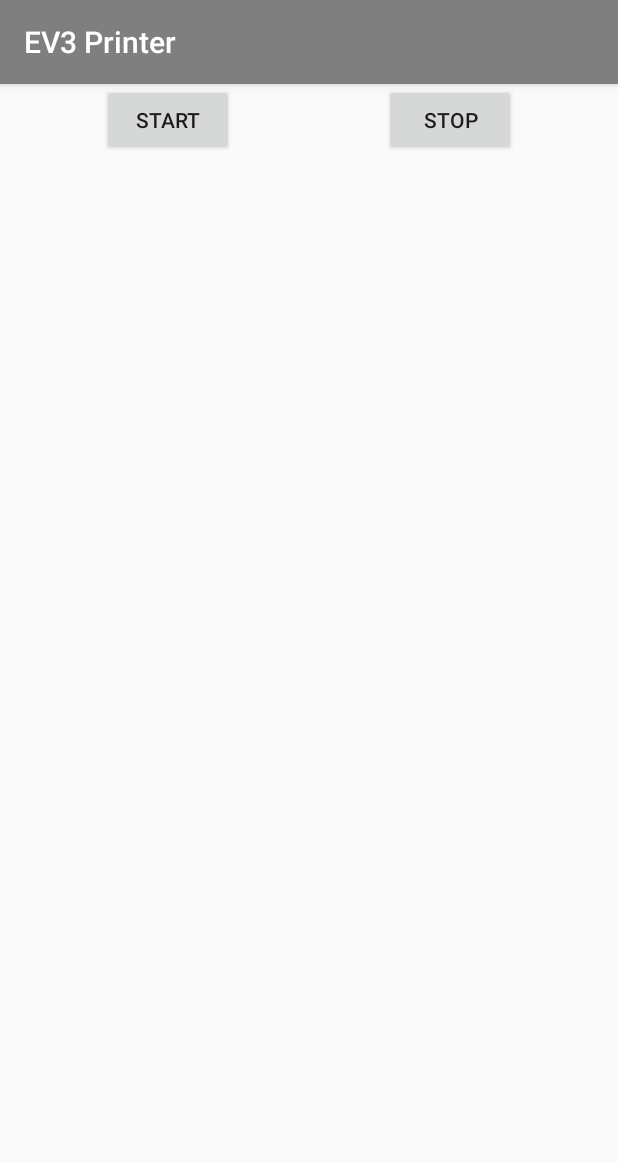
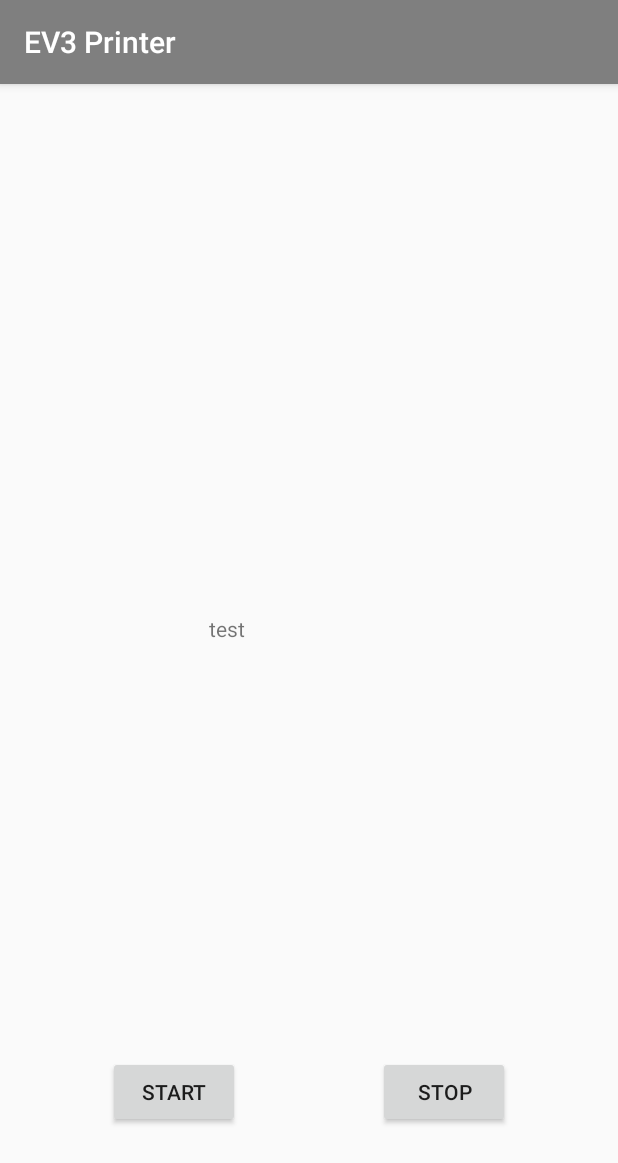
Before and after one commit to ale-mazz/LEGO-Print3r, an Android app: the screen it shows after launch (MainActivity), on a phone screen of 412 x 824 dp. Shown: the top 1163 px of the screen. Run offline under Robolectric (Android 15) with nearby library versions, the phone set to English and light mode, and no system bars.

Commit message:
button+text test

```diff
--- a/app/src/main/res/layout/activity_main.xml
+++ b/app/src/main/res/layout/activity_main.xml
@@ -10,17 +10,33 @@
         android:id="@+id/startButton"
         android:layout_width="wrap_content"
         android:layout_height="wrap_content"
-        android:layout_marginStart="68dp"
+        android:layout_marginStart="72dp"
+        android:layout_marginBottom="72dp"
         android:text="START"
-        app:layout_constraintStart_toStartOf="parent"
-        tools:layout_editor_absoluteY="480dp" />
+        app:layout_constraintBottom_toBottomOf="parent"
+        app:layout_constraintStart_toStartOf="parent" />
 
     <Button
         android:id="@+id/stopButton"
         android:layout_width="wrap_content"
         android:layout_height="wrap_content"
-        android:layout_marginEnd="68dp"
+        android:layout_marginEnd="72dp"
+        android:layout_marginBottom="72dp"
         android:text="STOP"
+        app:layout_constraintBottom_toBottomOf="parent"
+        app:layout_constraintEnd_toEndOf="parent" />
+
+    <TextView
+        android:id="@+id/test_text"
+        android:layout_width="133dp"
+        android:layout_height="61dp"
+        android:layout_marginStart="8dp"
+        android:layout_marginTop="8dp"
+        android:layout_marginEnd="8dp"
+        android:layout_marginBottom="8dp"
+        android:text="test"
+        app:layout_constraintBottom_toBottomOf="parent"
         app:layout_constraintEnd_toEndOf="parent"
-        tools:layout_editor_absoluteY="480dp" />
+        app:layout_constraintStart_toStartOf="parent"
+        app:layout_constraintTop_toTopOf="parent" />
 </android.support.constraint.ConstraintLayout>
```
